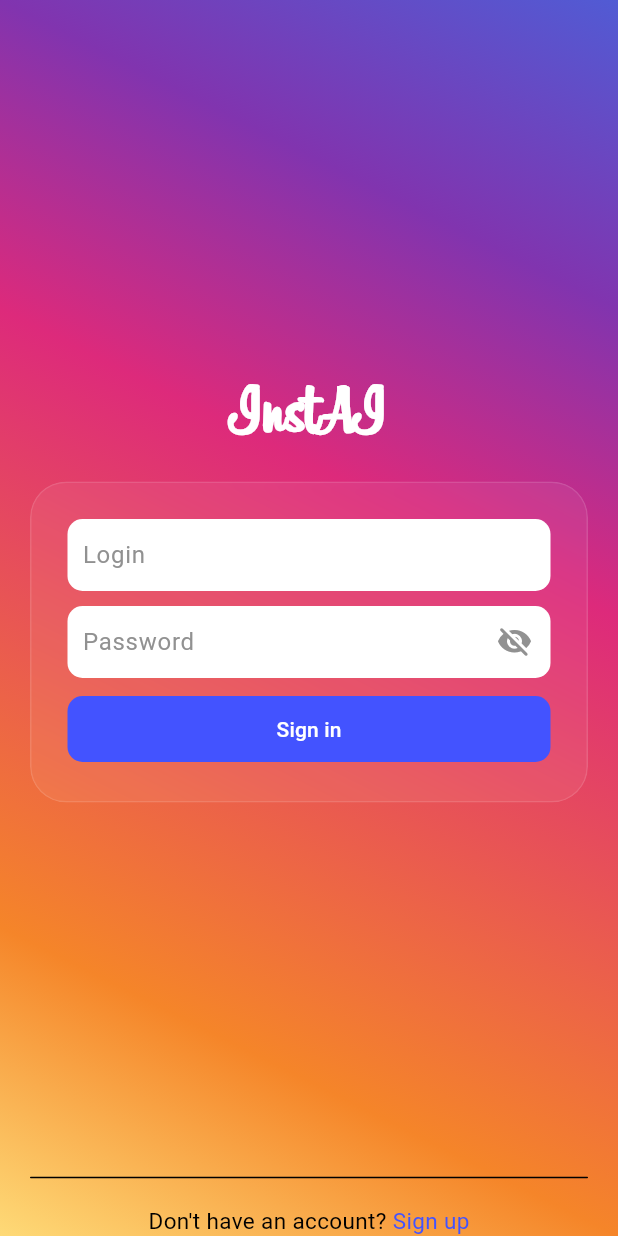
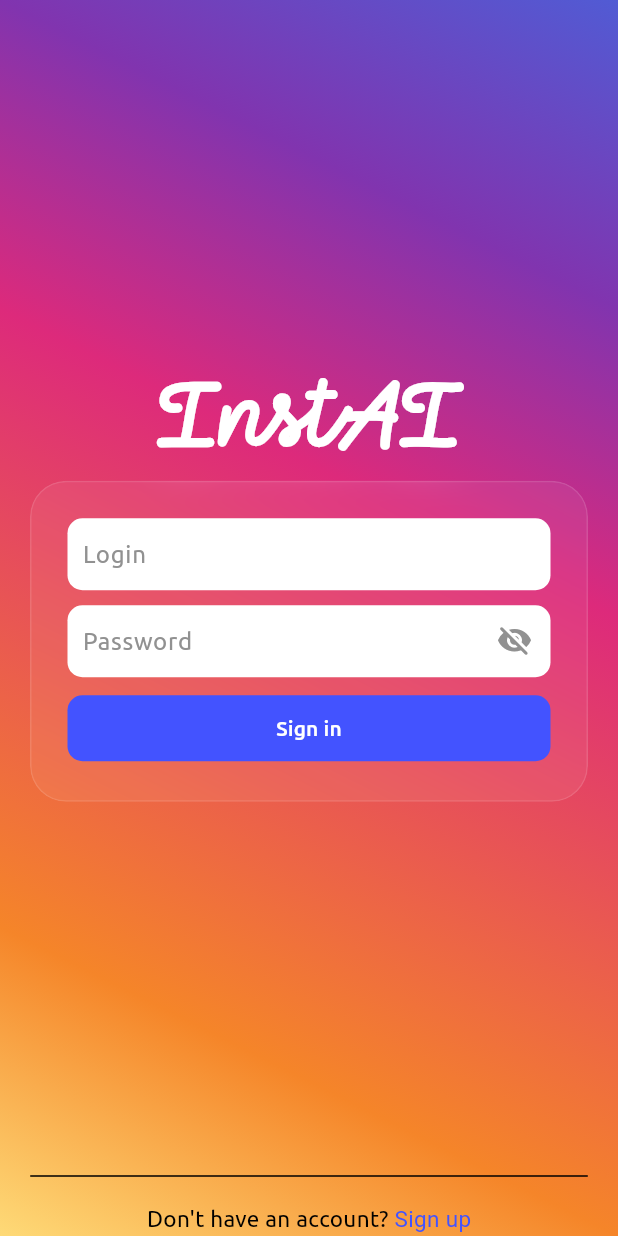
Before and after one commit to RealCart/ContenManagmentSystemMobileApp, a Flutter app: the screen it shows after launch, on a phone screen of 412 x 824 dp. Run offline on Flutter 3.47's test engine with Material 3 defaults, Android fonts, the phone set to English and light mode, and no system bars; our stand-ins replace auto_route, bloc, cached_network_image, dio, equatable, flutter_bloc and 9 more; project files that could hold a hidden picture were left out.

Commit message:
add new fonts

```diff
--- a/lib/core/presentation/widgets/logo.dart
+++ b/lib/core/presentation/widgets/logo.dart
@@ -11,7 +11,7 @@ class Logo extends StatelessWidget {
       style: TextStyle(
         color: AppColors.white,
         fontSize: 48.0,
-        fontFamily: "Billabong",
+        fontFamily: "MomoSignature",
         fontWeight: FontWeight.w800,
       ),
     );
--- a/lib/core/theme/app_theme.dart
+++ b/lib/core/theme/app_theme.dart
@@ -4,6 +4,7 @@ import 'package:skeletonizer/skeletonizer.dart';
 
 class AppTheme {
   static final lightTheme = ThemeData(
+    fontFamily: "Ubuntu",
     pageTransitionsTheme: const PageTransitionsTheme(
       builders: {
         TargetPlatform.android:
@@ -80,12 +81,14 @@ class AppTheme {
     segmentedButtonTheme: SegmentedButtonThemeData(
       style: ButtonStyle(
         backgroundColor: WidgetStateProperty.resolveWith<Color?>(
-          (states) =>
-              states.contains(WidgetState.selected) ? AppColors.accentBlue : const Color(0xFFF3F3F3),
+          (states) => states.contains(WidgetState.selected)
+              ? AppColors.accentBlue
+              : const Color(0xFFF3F3F3),
         ),
         foregroundColor: WidgetStateProperty.resolveWith<Color?>(
-          (states) =>
-              states.contains(WidgetState.selected) ? AppColors.white : AppColors.black,
+          (states) => states.contains(WidgetState.selected)
+              ? AppColors.white
+              : AppColors.black,
         ),
         side: WidgetStateProperty.resolveWith<BorderSide?>(
           (states) => states.contains(WidgetState.selected)
@@ -99,7 +102,7 @@ class AppTheme {
     ),
     filledButtonTheme: FilledButtonThemeData(
       style: ButtonStyle(
-        backgroundColor:  const WidgetStatePropertyAll<Color>(AppColors.blue),
+        backgroundColor: const WidgetStatePropertyAll<Color>(AppColors.blue),
         foregroundColor: const WidgetStatePropertyAll<Color>(AppColors.white),
         shape: WidgetStatePropertyAll<OutlinedBorder>(
           RoundedRectangleBorder(borderRadius: BorderRadius.circular(10.0)),
@@ -120,6 +123,7 @@ class AppTheme {
   );
 
   static final darkTheme = ThemeData(
+    fontFamily: "Ubuntu",
     pageTransitionsTheme: const PageTransitionsTheme(
       builders: {
         TargetPlatform.android:
@@ -196,8 +200,9 @@ class AppTheme {
     segmentedButtonTheme: SegmentedButtonThemeData(
       style: ButtonStyle(
         backgroundColor: WidgetStateProperty.resolveWith<Color?>(
-          (states) =>
-              states.contains(WidgetState.selected) ? AppColors.accentBlue : const Color(0xFF1F1F1F),
+          (states) => states.contains(WidgetState.selected)
+              ? AppColors.accentBlue
+              : const Color(0xFF1F1F1F),
         ),
         foregroundColor: WidgetStateProperty.resolveWith<Color?>(
           (states) => AppColors.white,
```
Also changed, not shown: pubspec.yaml (+18 -3 lines), assets/fonts/MomoSignature-Regular.ttf (added), assets/fonts/Ubuntu-Bold.ttf (added), assets/fonts/Ubuntu-BoldItalic.ttf (added), assets/fonts/Ubuntu-Italic.ttf (added), assets/fonts/Ubuntu-Light.ttf (added), assets/fonts/Ubuntu-LightItalic.ttf (added), assets/fonts/Ubuntu-Medium.ttf (added), assets/fonts/Ubuntu-MediumItalic.ttf (added), assets/fonts/Ubuntu-Regular.ttf (added), assets/fonts/billabong.ttf (deleted), assets/fonts/billabong_regular.otf (deleted), 1 other file.
